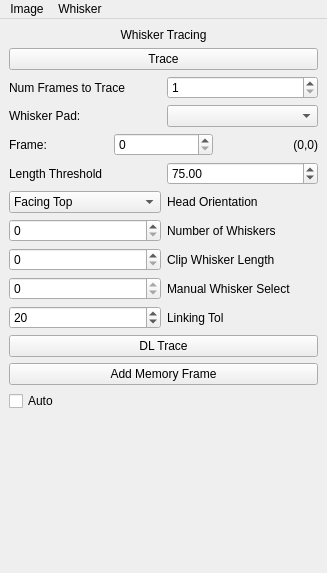
Qt form src/WhiskerToolbox/Whisker_Widget/Whisker_Widget.ui (paulmthompson/WhiskerToolbox) before a commit.
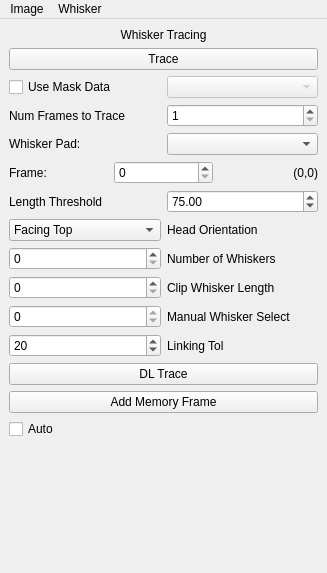
The same form after that commit.

Commit message: whisker tracking can use new mask interface

Patch:
```diff
--- a/src/WhiskerToolbox/Whisker_Widget/Whisker_Widget.ui
+++ b/src/WhiskerToolbox/Whisker_Widget/Whisker_Widget.ui
@@ -38,6 +38,27 @@
         </item>
        </layout>
       </item>
+      <item>
+       <layout class="QHBoxLayout" name="horizontalLayout_mask_mode">
+        <item>
+         <widget class="QCheckBox" name="use_mask_checkbox">
+          <property name="text">
+           <string>Use Mask Data</string>
+          </property>
+         </widget>
+        </item>
+        <item>
+         <widget class="QComboBox" name="mask_key_combo">
+          <property name="enabled">
+           <bool>false</bool>
+          </property>
+          <property name="toolTip">
+           <string>Select MaskData key</string>
+          </property>
+         </widget>
+        </item>
+       </layout>
+      </item>
       <item>
        <layout class="QHBoxLayout" name="horizontalLayout_22">
         <item>
```
The commit also changes 9 other files.
